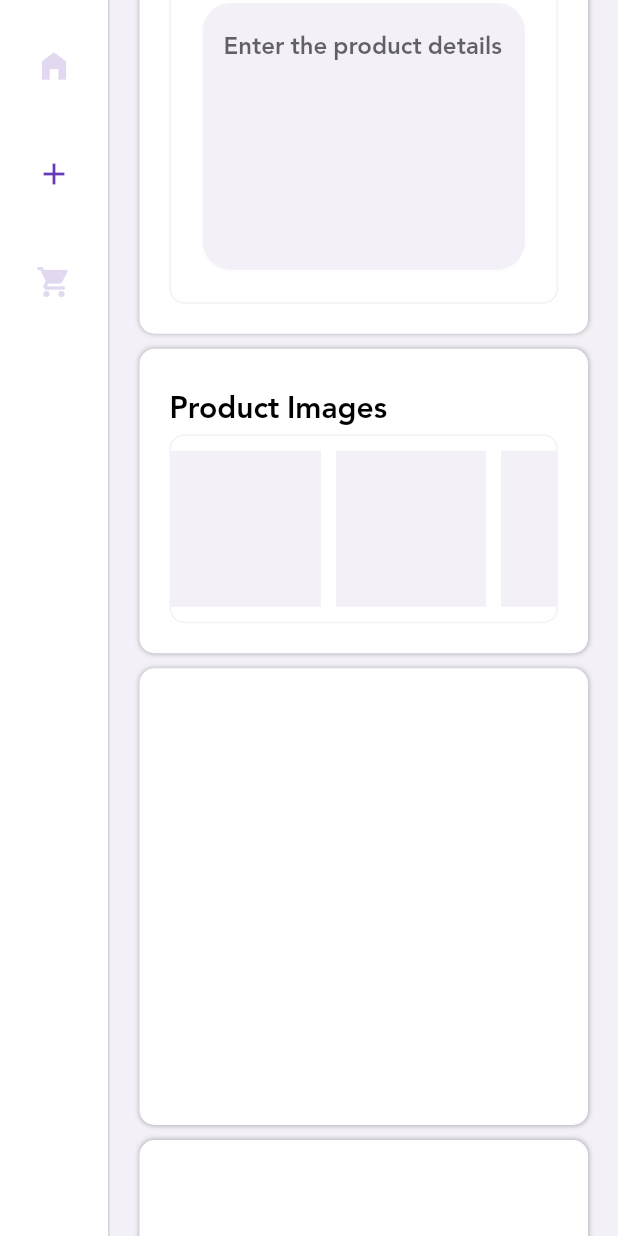
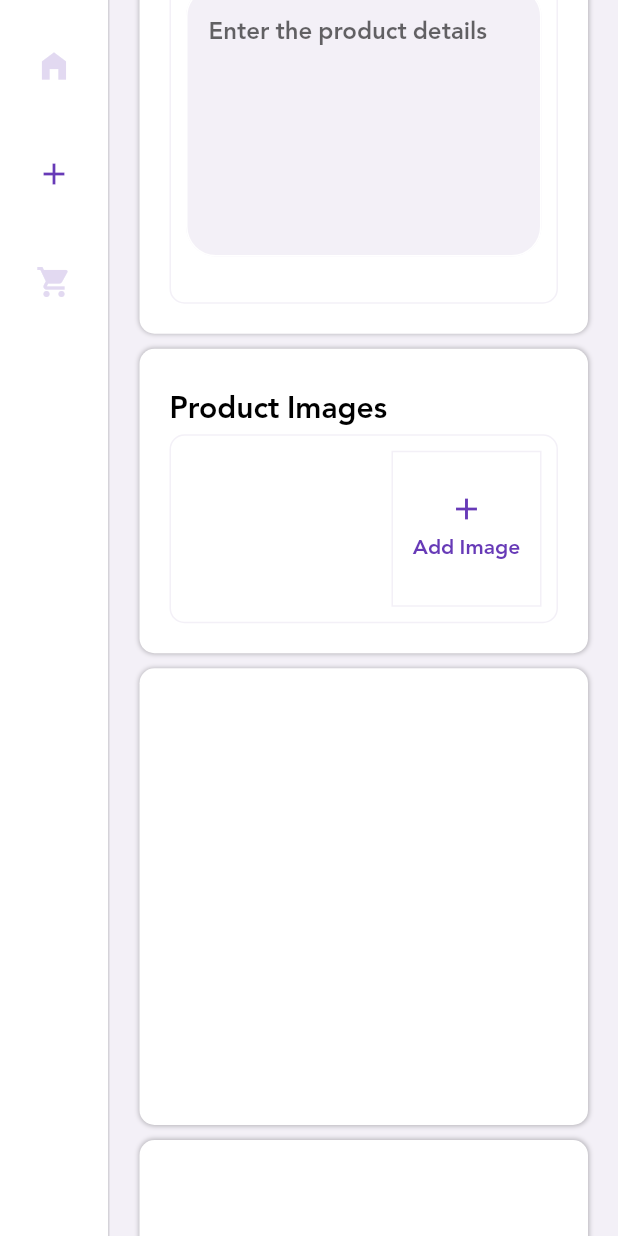
Before and after one commit to amrsheeka/shop_admin, a Flutter app: the screen it shows after launch, scrolled down 576 dp, on a phone screen of 412 x 824 dp. Run offline on Flutter 3.47's test engine with Material 2 defaults, Android fonts, the phone set to English and light mode, and no system bars; our stand-ins replace file_picker, firebase_core, firebase_storage, flutter_bloc, hexcolor, shared_preferences; accounts and stored records are empty.

Commit message:
init cache helper and upload image

```diff
--- a/lib/core/utils/constants.dart
+++ b/lib/core/utils/constants.dart
@@ -1,4 +1,7 @@
+import 'package:firebase_storage/firebase_storage.dart';
+
 class Constants{
   static double tabletWidth = 800;
   static double foldWidth = 991;
+  static FirebaseStorage firebaseStorage= FirebaseStorage.instance;
 }
--- a/lib/core/utils/styles.dart
+++ b/lib/core/utils/styles.dart
@@ -9,6 +9,7 @@ class Styles{
   static HexColor backgroundColor = HexColor("#f3f0f7");
   static EdgeInsets mainPadding =const EdgeInsets.only(top: 10,left: 20,right: 20);
   static EdgeInsets contentPadding = const EdgeInsets.all(20.0);
+  static EdgeInsets subContentPadding = const EdgeInsets.all(10.0);
   static BoxDecoration mainBoxDecoration = BoxDecoration(
       boxShadow: const [
         BoxShadow(
--- a/lib/features/add_product/presentation/cubit/states.dart
+++ b/lib/features/add_product/presentation/cubit/states.dart
@@ -1,2 +1,8 @@
 abstract class AddProductState{}
 class InitialState extends AddProductState{}
+class AddImageSuccessState extends AddProductState{}
+class AddImageLoadingState extends AddProductState{}
+class AddImageErrorState extends AddProductState{
+  String message;
+  AddImageErrorState(this.message);
+}
--- a/lib/features/add_product/presentation/views/add_product_screen.dart
+++ b/lib/features/add_product/presentation/views/add_product_screen.dart
@@ -1,6 +1,8 @@
 
 import 'package:flutter/material.dart';
+import 'package:flutter_bloc/flutter_bloc.dart';
 import 'package:shop_admin/core/utils/text_styles.dart';
+import 'package:shop_admin/features/add_product/presentation/cubit/add_product_cubit.dart';
 import 'package:shop_admin/features/add_product/presentation/views/widgets/basic_information.dart';
 import 'package:shop_admin/features/add_product/presentation/views/widgets/product_images.dart';
 
@@ -17,7 +19,9 @@ class AddProductScreen extends StatelessWidget {
     TextEditingController name = TextEditingController();
     TextEditingController description= TextEditingController();
     TextEditingController details= TextEditingController();
-    return SingleChildScrollView(
+    return BlocProvider(
+      create: (BuildContext context)=>AddProductCubit(),
+      child: SingleChildScrollView(
         child: Padding(
           padding: Styles.mainPadding,
           child: Column(
@@ -106,6 +110,7 @@ class AddProductScreen extends StatelessWidget {
             ],
           ),
         ),
+      ),
     );
   }
 }
--- a/lib/features/add_product/presentation/views/widgets/basic_information.dart
+++ b/lib/features/add_product/presentation/views/widgets/basic_information.dart
@@ -28,7 +28,7 @@ class BasicInformation extends StatelessWidget {
                 width: double.infinity,
                 decoration: Styles.contentDecoration,
                 child: Padding(
-                  padding: Styles.contentPadding,
+                  padding: Styles.subContentPadding,
                   child: Column(
                     crossAxisAlignment: CrossAxisAlignment.start,
                     children: [
--- a/lib/features/add_product/presentation/views/widgets/product_images.dart
+++ b/lib/features/add_product/presentation/views/widgets/product_images.dart
@@ -1,6 +1,8 @@
 
 import 'package:flutter/material.dart';
-
+import 'package:flutter_bloc/flutter_bloc.dart';
+import 'package:shop_admin/features/add_product/presentation/cubit/add_product_cubit.dart';
+import 'package:shop_admin/features/add_product/presentation/cubit/states.dart';
 import '../../../../../core/utils/styles.dart';
 import '../../../../../core/utils/text_styles.dart';
 
@@ -10,6 +12,9 @@ class ProductImages extends StatelessWidget {
   @override
   Widget build(BuildContext context) {
     ScrollController scrollController = ScrollController();
+    return BlocConsumer<AddProductCubit,AddProductState>(
+        builder: (context, state) {
+          AddProductCubit cubit = AddProductCubit.get(context);
           return Container(
             decoration: Styles.mainBoxDecoration,
             child: Padding(
@@ -24,20 +29,47 @@ class ProductImages extends StatelessWidget {
                   Expanded(
                     child: Container(
                       decoration: Styles.contentDecoration,
+                      child: Row(
+                        children: [
+                          Expanded(
                             child: Scrollbar(
                               controller: scrollController,
                               child: ListView.separated(
                                 controller: scrollController,
                                 scrollDirection: Axis.horizontal,
                                 itemBuilder: (context, index) => Padding(
-                        padding: const EdgeInsets.symmetric(vertical: 10.0),
+                                  padding: const EdgeInsets.only(top: 10.0,left: 10,bottom: 10.0),
                                   child: Container(
-                          color: Styles.backgroundColor,
                                     width: 100,
+                                    decoration: BoxDecoration(
+                                        image: DecorationImage(
+                                          image: NetworkImage(cubit.imageURLs[index]),
+                                        )
                                     ),
                                   ),
-                      separatorBuilder: (context, index) => const SizedBox(width: 10,),
-                      itemCount: 100
+                                ),
+                                separatorBuilder: (BuildContext context, int index) =>const SizedBox(width: 10,),
+                                itemCount: cubit.imageURLs.length,
+                              ),
+                            ),
+                          ),
+                          Padding(
+                            padding: Styles.subContentPadding,
+                            child: Container(
+                              width: 100,
+                              decoration: BoxDecoration(
+                                  border: Border.all(color: Styles.backgroundColor)
+                              ),
+                              child: InkWell(
+                                onTap: (){
+                                  cubit.uploadImage();
+                                },
+                                child: const Column(
+                                  mainAxisAlignment: MainAxisAlignment.center,
+                                  children: [
+                                    Icon(Icons.add,color: Styles.mainColor,),
+                                    Text('Add Image',style: TextStyle(color: Styles.mainColor),),
+                                  ],
                                 ),
                               ),
                             ),
@@ -45,6 +77,15 @@ class ProductImages extends StatelessWidget {
                         ],
                       ),
                     ),
+                  ),
+                ],
+              ),
+            ),
+          );
+        },
+        listener: (context, state) {
+
+        },
     );
   }
 }
--- a/lib/features/main_layout/presentation/views/main_layout.dart
+++ b/lib/features/main_layout/presentation/views/main_layout.dart
@@ -1,7 +1,6 @@
-import 'package:flutter/cupertino.dart';
+
 import 'package:flutter/material.dart';
 import 'package:flutter_bloc/flutter_bloc.dart';
-import 'package:shop_admin/core/utils/styles.dart';
 import 'package:shop_admin/features/main_layout/presentation/cubit/main_layout_cubit.dart';
 import 'package:shop_admin/features/main_layout/presentation/cubit/main_layout_states.dart';
 import 'package:shop_admin/features/main_layout/presentation/views/widgets/side_bar.dart';
--- a/pubspec.yaml
+++ b/pubspec.yaml
@@ -40,6 +40,8 @@ dependencies:
   firebase_core: ^2.15.0
   firebase_auth: ^4.7.2
   cloud_firestore: ^4.8.4
+  file_picker: ^6.1.1
+  firebase_storage: ^11.5.6
 
   # The following adds the Cupertino Icons font to your application.
   # Use with the CupertinoIcons class for iOS style icons.
```
Also changed, not shown: lib/core/networks/common_repos/image_repo.dart (added, +35 -0 lines), lib/core/networks/local/cache_helper.dart (added, +25 -0 lines), lib/features/add_product/presentation/cubit/add_product_cubit.dart (+25 -2 lines), lib/main.dart (+8 -1 lines), lib/firebase_options.dart (added), package-lock.json (added), pubspec.lock, 9 other files. Lines whose indentation alone changed are shown as unchanged.
